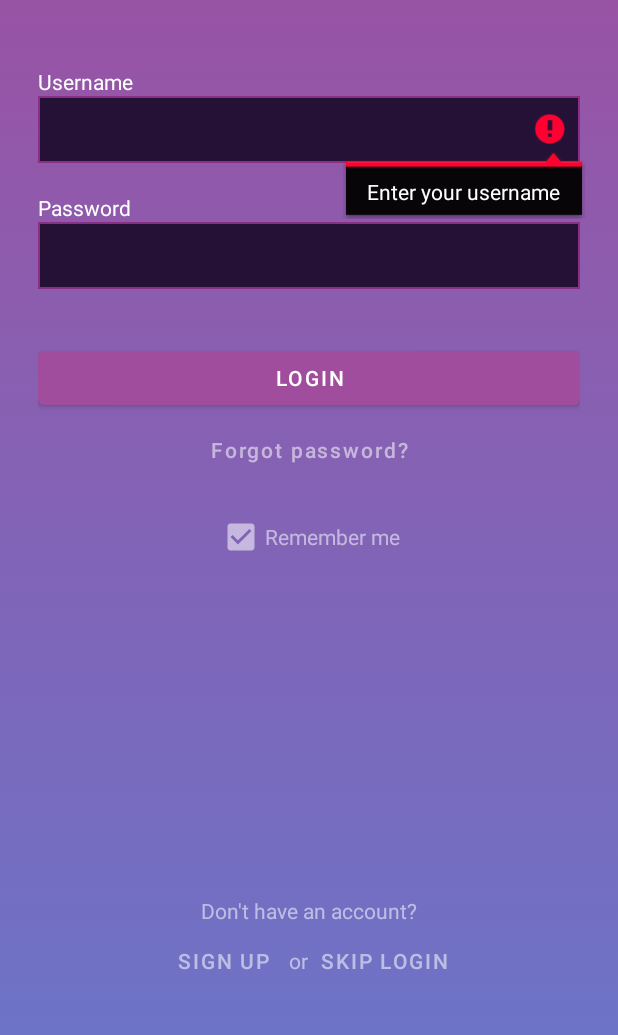
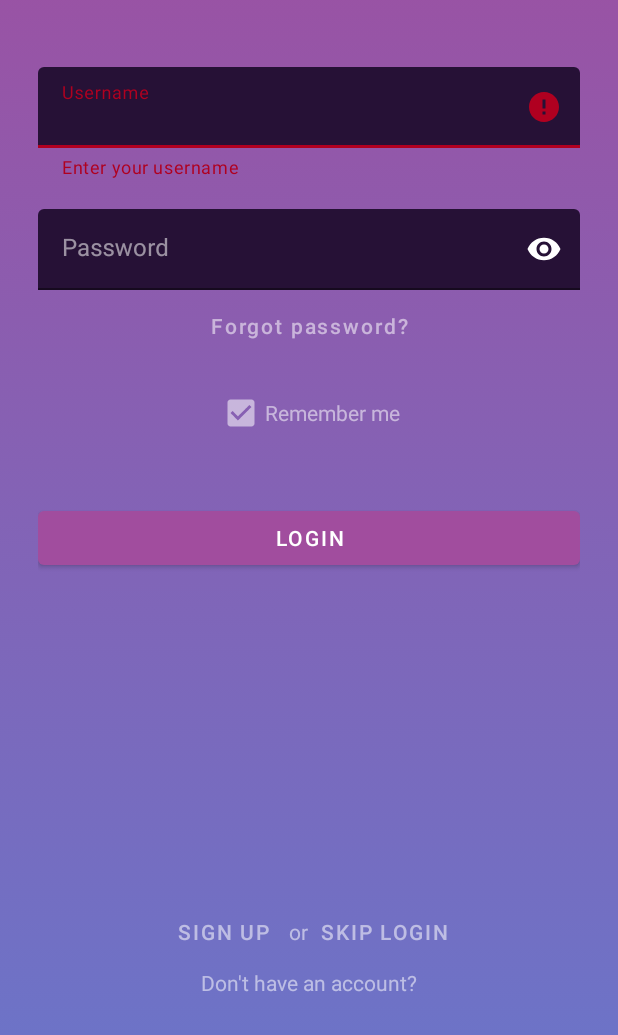
Before and after one commit to F-S-C/Cicerone, an Android app: the screen it shows after launch (LoginActivity), after a tap on "LOGIN", on a phone screen of 412 x 824 dp, the part 201-1236 px from its top. Run offline under Robolectric (Android 15) with nearby library versions, the phone set to English and light mode, and no system bars.

Commit message:
Modifiche alla pagina di login

```diff
--- a/Android/app/src/main/java/com/fsc/cicerone/LoginActivity.java
+++ b/Android/app/src/main/java/com/fsc/cicerone/LoginActivity.java
@@ -9,7 +9,6 @@ import android.view.WindowManager;
 import android.view.inputmethod.EditorInfo;
 import android.widget.Button;
 import android.widget.CheckBox;
-import android.widget.EditText;
 import android.widget.RelativeLayout;
 import android.widget.Toast;
 
@@ -18,13 +17,17 @@ import androidx.appcompat.app.AppCompatActivity;
 import com.fsc.cicerone.manager.AccountManager;
 import com.fsc.cicerone.model.User;
 import com.fsc.cicerone.model.UserType;
+import com.google.android.material.textfield.TextInputEditText;
+import com.google.android.material.textfield.TextInputLayout;
 
 import java.util.Objects;
 
 public class LoginActivity extends AppCompatActivity {
 
-    private EditText usernameEditText;
-    private EditText passwordEditText;
+    private TextInputLayout usernameEditTextContainer;
+    private TextInputEditText usernameEditText;
+    private TextInputLayout passwordEditTextContainer;
+    private TextInputEditText passwordEditText;
 
     @Override
     protected void onCreate(Bundle savedInstanceState) {
@@ -32,6 +35,8 @@ public class LoginActivity extends AppCompatActivity {
         Objects.requireNonNull(getSupportActionBar()).hide();
         setContentView(R.layout.activity_login);
 
+        usernameEditTextContainer = findViewById(R.id.usernameInputContainer);
+        passwordEditTextContainer = findViewById(R.id.passwordInputContainer);
         usernameEditText = findViewById(R.id.usernameInput);
         passwordEditText = findViewById(R.id.passwordInput);
 
@@ -46,20 +51,19 @@ public class LoginActivity extends AppCompatActivity {
     }
 
     public void login(View view) {
-        if (usernameEditText.getText().toString().trim().length() == 0) {
-            usernameEditText.setError(getString(R.string.empty_username_error));
+        final String username = usernameEditText.getText() != null ? usernameEditText.getText().toString().trim() : "";
+        final String password = passwordEditText.getText() != null ? passwordEditText.getText().toString() : "";
+
+        if (username.length() == 0) {
+            usernameEditTextContainer.setError(getString(R.string.empty_username_error));
             return;
         }
-        if (passwordEditText.getText().toString().trim().length() == 0) {
-            passwordEditText.setError(getString(R.string.empty_password_error));
+        if (password.length() == 0) {
+            passwordEditTextContainer.setError(getString(R.string.empty_password_error));
             return;
         }
 
-        final String username = usernameEditText.getText().toString();
-        final String password = passwordEditText.getText().toString();
-
         attemptLogin(username, password);
-
     }
 
     public void forgotPassword(View view) {
@@ -87,8 +91,8 @@ public class LoginActivity extends AppCompatActivity {
             getWindow().clearFlags(WindowManager.LayoutParams.FLAG_NOT_TOUCHABLE);
             if (!success) {
                 Toast.makeText(getApplicationContext(), R.string.login_error, Toast.LENGTH_SHORT).show();
-                usernameEditText.setError(getString(R.string.wrong_credentials));
-                passwordEditText.setError(getString(R.string.wrong_credentials));
+                usernameEditTextContainer.setError(getString(R.string.wrong_credentials));
+                passwordEditTextContainer.setError(getString(R.string.wrong_credentials));
                 return;
             }
 
@@ -98,9 +102,9 @@ public class LoginActivity extends AppCompatActivity {
                 preferences.edit().putString("session", new User(username, password).toJSONObject().toString()).apply();
             }
 
-            if(AccountManager.getCurrentLoggedUser().getUserType() == UserType.ADMIN){
+            if (AccountManager.getCurrentLoggedUser().getUserType() == UserType.ADMIN) {
                 startActivity(new Intent(LoginActivity.this, AdminMainActivity.class));
-            }else {
+            } else {
                 startActivity(new Intent(LoginActivity.this, MainActivity.class));
             }
             finish();
--- a/Android/app/src/main/res/layout/activity_login.xml
+++ b/Android/app/src/main/res/layout/activity_login.xml
@@ -10,6 +10,149 @@
     android:orientation="vertical"
     android:padding="25dp"
     tools:context=".LoginActivity">
+
+    <ImageView
+        android:id="@+id/imageView"
+        android:layout_width="match_parent"
+        android:layout_height="108dp"
+        android:layout_marginBottom="45dp"
+        android:contentDescription="@string/app_name"
+        app:srcCompat="@drawable/ic_cicerone_logo_w_text" />
+
+    <LinearLayout
+        android:id="@+id/formContainer"
+        android:layout_width="match_parent"
+        android:layout_height="wrap_content"
+        android:layout_below="@id/imageView"
+        android:layout_marginBottom="-199dp"
+        android:gravity="center_horizontal"
+        android:orientation="vertical">
+
+
+
+        <LinearLayout
+            android:layout_width="match_parent"
+            android:layout_height="wrap_content"
+            android:orientation="vertical">
+
+            <com.google.android.material.textfield.TextInputLayout
+                android:id="@+id/usernameInputContainer"
+                style="@style/AppTheme.DarkOutlinedTextInputLayout"
+                android:layout_width="match_parent"
+                android:layout_height="wrap_content"
+                android:hint="@string/username">
+
+                <com.google.android.material.textfield.TextInputEditText
+                    android:id="@+id/usernameInput"
+                    android:layout_width="match_parent"
+                    android:layout_height="wrap_content"
+                    android:inputType="textPersonName"
+                    android:textColor="@color/colorWhite" />
+
+            </com.google.android.material.textfield.TextInputLayout>
+
+            <com.google.android.material.textfield.TextInputLayout
+                android:id="@+id/passwordInputContainer"
+                style="@style/AppTheme.DarkOutlinedTextInputLayout"
+                android:layout_width="match_parent"
+                android:layout_height="wrap_content"
+                android:layout_marginTop="20dp"
+                android:hint="@string/password"
+                android:imeOptions="actionDone"
+                app:endIconMode="password_toggle">
+
+                <com.google.android.material.textfield.TextInputEditText
+                    android:id="@+id/passwordInput"
+                    android:layout_width="match_parent"
+                    android:layout_height="wrap_content"
+                    android:inputType="textPassword"
+                    android:textColor="@color/colorWhite" />
+
+            </com.google.android.material.textfield.TextInputLayout>
+
+
+        </LinearLayout>
+
+        <com.google.android.material.button.MaterialButton
+            android:id="@+id/forgotPasswordButton"
+            style="@style/Widget.MaterialComponents.Button.TextButton"
+            android:layout_width="match_parent"
+            android:layout_height="wrap_content"
+            android:onClick="forgotPassword"
+            android:text="@string/forgot_password"
+            android:textAllCaps="false"
+            android:textColor="@color/colorTransparentWhite" />
+
+        <CheckBox
+            android:id="@+id/rememberMeCheckBox"
+            android:layout_width="wrap_content"
+            android:layout_height="wrap_content"
+            android:layout_marginTop="10dp"
+            android:buttonTint="@color/colorTransparentWhite"
+            android:checked="true"
+            android:gravity="center"
+            android:text="@string/remember_me"
+            android:textColor="@color/colorTransparentWhite" />
+
+        <com.google.android.material.button.MaterialButton
+            android:id="@+id/loginButton"
+            android:layout_width="match_parent"
+            android:layout_height="wrap_content"
+            android:layout_marginTop="35dp"
+            android:onClick="login"
+            android:text="@string/login"
+            android:textColor="@color/colorWhite" />
+
+    </LinearLayout>
+
+    <LinearLayout
+        android:layout_width="match_parent"
+        android:layout_height="wrap_content"
+        android:layout_alignParentBottom="true"
+        android:gravity="center"
+        android:orientation="vertical">
+
+        <LinearLayout
+            android:layout_width="wrap_content"
+            android:layout_height="wrap_content"
+            android:orientation="horizontal">
+
+
+            <com.google.android.material.button.MaterialButton
+                android:id="@+id/goToSignUpButton"
+                style="@style/Widget.MaterialComponents.Button.TextButton"
+                android:layout_width="match_parent"
+                android:layout_height="wrap_content"
+                android:onClick="goToSignUpPage"
+                android:text="@string/sign_up"
+                android:textAllCaps="true"
+                android:textColor="@color/colorTransparentWhite" />
+
+            <TextView
+                android:id="@+id/textOr"
+                android:layout_width="wrap_content"
+                android:layout_height="wrap_content"
+                android:text="@string/or"
+                android:textColor="@color/colorTransparentWhite" />
+
+            <com.google.android.material.button.MaterialButton
+                android:id="@+id/skipLoginButton"
+                style="@style/Widget.MaterialComponents.Button.TextButton"
+                android:layout_width="match_parent"
+                android:layout_height="wrap_content"
+                android:onClick="skipLogin"
+                android:text="@string/skip_login"
+                android:textAllCaps="true"
+                android:textColor="@color/colorTransparentWhite" />
+        </LinearLayout>
+
+        <TextView
+            android:id="@+id/textDoNotHaveAccount"
+            android:layout_width="wrap_content"
+            android:layout_height="wrap_content"
+            android:text="@string/don_t_have_account"
+            android:textColor="@color/colorTransparentWhite" />
+    </LinearLayout>
 
     <RelativeLayout
         android:id="@+id/loginProgressBarContainer"
@@ -38,154 +181,4 @@
             android:text="@string/logging" />
     </RelativeLayout>
 
-    <ImageView
-        android:id="@+id/imageView"
-        android:layout_width="match_parent"
-        android:layout_height="108dp"
-        android:layout_marginBottom="45dp"
-        android:contentDescription="@string/app_name"
-        app:srcCompat="@drawable/ic_cicerone_logo_w_text" />
-
-    <LinearLayout
-        android:id="@+id/formContainer"
-        android:layout_width="match_parent"
-        android:layout_height="wrap_content"
-        android:layout_below="@id/imageView"
-        android:layout_marginBottom="-199dp"
-        android:gravity="center_horizontal"
-        android:orientation="vertical">
-
-        <LinearLayout
-            android:layout_width="match_parent"
-            android:layout_height="wrap_content"
-            android:orientation="vertical">
-
-            <TextView
-                android:id="@+id/textView"
-                android:layout_width="match_parent"
-                android:layout_height="wrap_content"
-                android:labelFor="@id/usernameInput"
-                android:text="@string/username"
-                android:textColor="@color/colorWhite" />
-
-            <EditText
-                android:id="@+id/usernameInput"
-                android:layout_width="match_parent"
-                android:layout_height="wrap_content"
-                android:background="@drawable/edit_text_style"
-                android:ems="10"
-                android:importantForAutofill="no"
-                android:inputType="textPersonName"
-                android:nextFocusForward="@id/passwordInput"
-                android:singleLine="true"
-                android:textColor="@color/colorWhite" />
-        </LinearLayout>
-
-        <LinearLayout
-            android:layout_width="match_parent"
-            android:layout_height="wrap_content"
-            android:layout_marginTop="20dp"
-            android:orientation="vertical">
-
-            <TextView
-                android:id="@+id/textView2"
-                android:layout_width="match_parent"
-                android:layout_height="wrap_content"
-                android:labelFor="@id/passwordInput"
-                android:text="@string/password"
-                android:textColor="@color/colorWhite" />
-
-            <EditText
-                android:id="@+id/passwordInput"
-                android:layout_width="match_parent"
-                android:layout_height="wrap_content"
-                android:background="@drawable/edit_text_style"
-                android:ems="10"
-                android:imeOptions="actionDone"
-                android:importantForAutofill="no"
-                android:inputType="textPassword"
-                android:singleLine="true"
-                android:textColor="@color/colorWhite" />
-        </LinearLayout>
-
-        <com.google.android.material.button.MaterialButton
-            android:id="@+id/loginButton"
-            android:layout_width="match_parent"
-            android:layout_height="wrap_content"
-            android:layout_marginTop="35dp"
-            android:onClick="login"
-            android:text="@string/login"
-            android:textColor="@color/colorWhite" />
-
-        <com.google.android.material.button.MaterialButton
-            android:id="@+id/forgotPasswordButton"
-            style="@style/Widget.MaterialComponents.Button.TextButton"
-            android:layout_width="match_parent"
-            android:layout_height="wrap_content"
-            android:onClick="forgotPassword"
-            android:text="@string/forgot_password"
-            android:textAllCaps="false"
-            android:textColor="@color/colorTransparentWhite" />
-
-        <CheckBox
-            android:id="@+id/rememberMeCheckBox"
-            android:layout_width="wrap_content"
-            android:layout_height="wrap_content"
-            android:layout_marginTop="10dp"
-            android:buttonTint="@color/colorTransparentWhite"
-            android:checked="true"
-            android:gravity="center"
-            android:text="@string/remember_me"
-            android:textColor="@color/colorTransparentWhite" />
-
-    </LinearLayout>
-
-    <LinearLayout
-        android:layout_width="match_parent"
-        android:layout_height="wrap_content"
-        android:layout_alignParentBottom="true"
-        android:gravity="center"
-        android:orientation="vertical">
-
-        <TextView
-            android:id="@+id/textDoNotHaveAccount"
-            android:layout_width="wrap_content"
-            android:layout_height="wrap_content"
-            android:text="@string/don_t_have_account"
-            android:textColor="@color/colorTransparentWhite" />
-
-        <LinearLayout
-            android:layout_width="wrap_content"
-            android:layout_height="wrap_content"
-            android:orientation="horizontal">
-
-            <com.google.android.material.button.MaterialButton
-                android:id="@+id/goToSignUpButton"
-                style="@style/Widget.MaterialComponents.Button.TextButton"
-                android:layout_width="match_parent"
-                android:layout_height="wrap_content"
-                android:onClick="goToSignUpPage"
-                android:text="@string/sign_up"
-                android:textAllCaps="true"
-                android:textColor="@color/colorTransparentWhite" />
-
-            <TextView
-                android:id="@+id/textOr"
-                android:layout_width="wrap_content"
-                android:layout_height="wrap_content"
-                android:text="@string/or"
-                android:textColor="@color/colorTransparentWhite" />
-
-            <com.google.android.material.button.MaterialButton
-                android:id="@+id/skipLoginButton"
-                style="@style/Widget.MaterialComponents.Button.TextButton"
-                android:layout_width="match_parent"
-                android:layout_height="wrap_content"
-                android:onClick="skipLogin"
-                android:text="@string/skip_login"
-                android:textAllCaps="true"
-                android:textColor="@color/colorTransparentWhite" />
-        </LinearLayout>
-    </LinearLayout>
-
 </RelativeLayout>
--- a/Android/app/src/main/res/values/colors.xml
+++ b/Android/app/src/main/res/values/colors.xml
@@ -9,4 +9,5 @@
     <color name="colorGreen">#11EA00</color>
     <color name="colorRed">#FF2700</color>
     <color name="colorYellow">#FFBB00</color>
+    <color name="editTextBackground">#261136</color>
 </resources>
--- a/Android/app/src/main/res/values/styles.xml
+++ b/Android/app/src/main/res/values/styles.xml
@@ -22,6 +22,12 @@
         <item name="android:textSize">18sp</item>
     </style>
 
+    <style name="AppTheme.DarkOutlinedTextInputLayout" parent="Widget.MaterialComponents.TextInputLayout.FilledBox.Dense">
+        <item name="android:textColorHint">@color/colorTransparentWhite</item>
+        <item name="boxBackgroundColor">@color/editTextBackground</item>
+        <item name="endIconTint">@color/colorWhite</item>
+    </style>
+
     <style name="spinnerItemStyle" parent="android:Widget.TextView.SpinnerItem"></style>
 
     <style name="spinnerDropDownItemStyle" parent="android:TextAppearance.Widget.TextView.SpinnerItem"></style>
```
